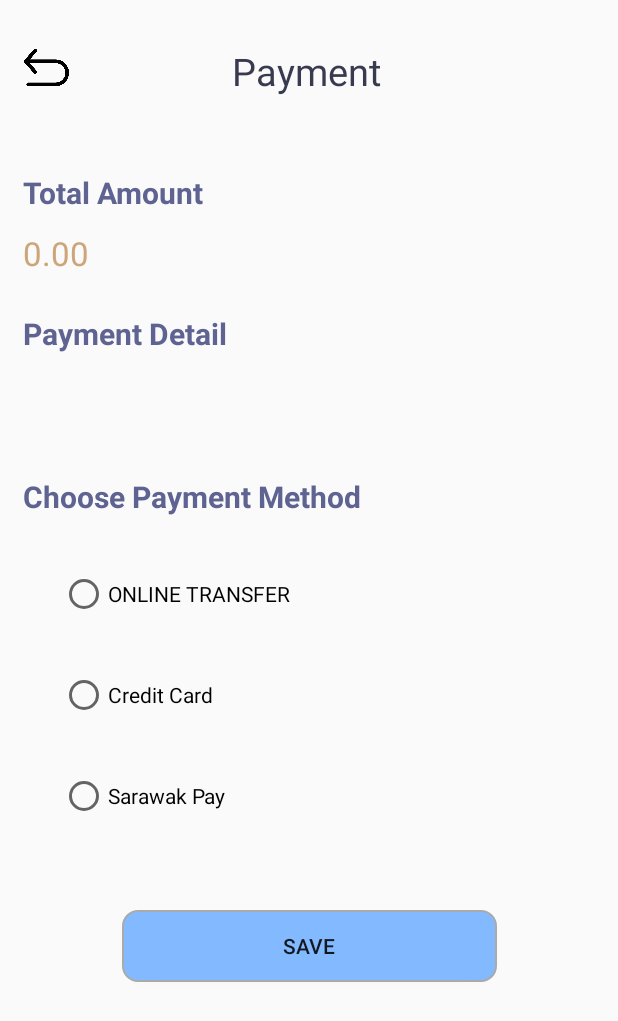
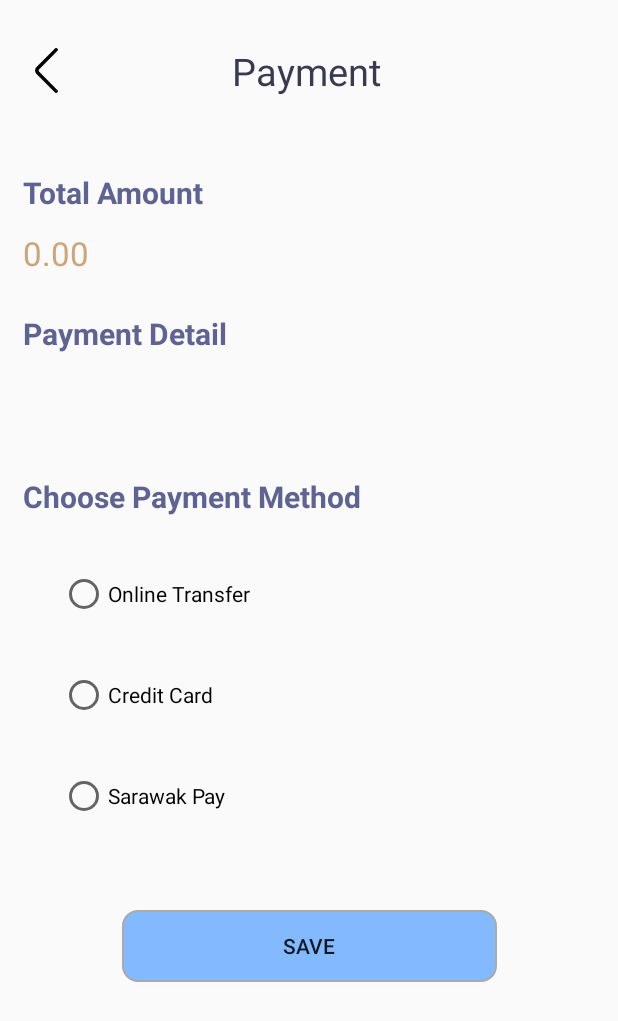
Before and after one commit to JiaweiGit1999/FPY, an Android app: the payment_method screen opened directly, with no data from a screen before it, on a phone screen of 412 x 824 dp. Shown: the top 1021 px of the screen. Run offline under Robolectric (Android 15) with nearby library versions, the light colour scheme and no system bars.

Commit message:
Update activity_payment_method.xml

```diff
--- a/app/src/main/res/layout/activity_payment_method.xml
+++ b/app/src/main/res/layout/activity_payment_method.xml
@@ -20,9 +20,12 @@
             android:id="@+id/back_button"
             android:layout_width="30dp"
             android:layout_height="30dp"
-            android:layout_marginTop="30dp"
-            android:src="@drawable/undo"
-            android:visibility="visible" />
+            android:src="@drawable/down_arrow"
+            android:rotation="90"
+            android:layout_marginTop="32dp"
+            android:visibility="visible"
+            tools:layout_editor_absoluteX="16dp"
+            tools:layout_editor_absoluteY="30dp" />
 
         <TextView
             android:layout_width="match_parent"
@@ -112,7 +115,7 @@
             android:layout_height="wrap_content"
             android:layout_marginLeft="40dp"
             android:layout_marginTop="35dp"
-            android:text="ONLINE TRANSFER" />
+            android:text="Online Transfer" />
 
         <RadioButton
             android:id="@+id/creditcard"
```
